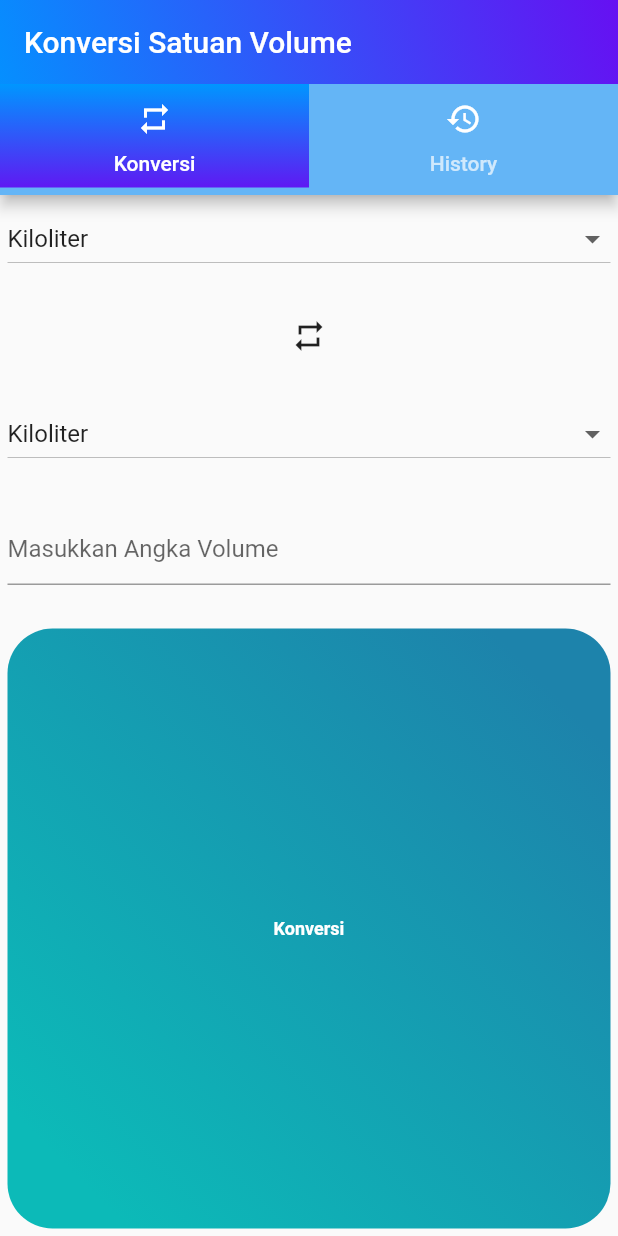
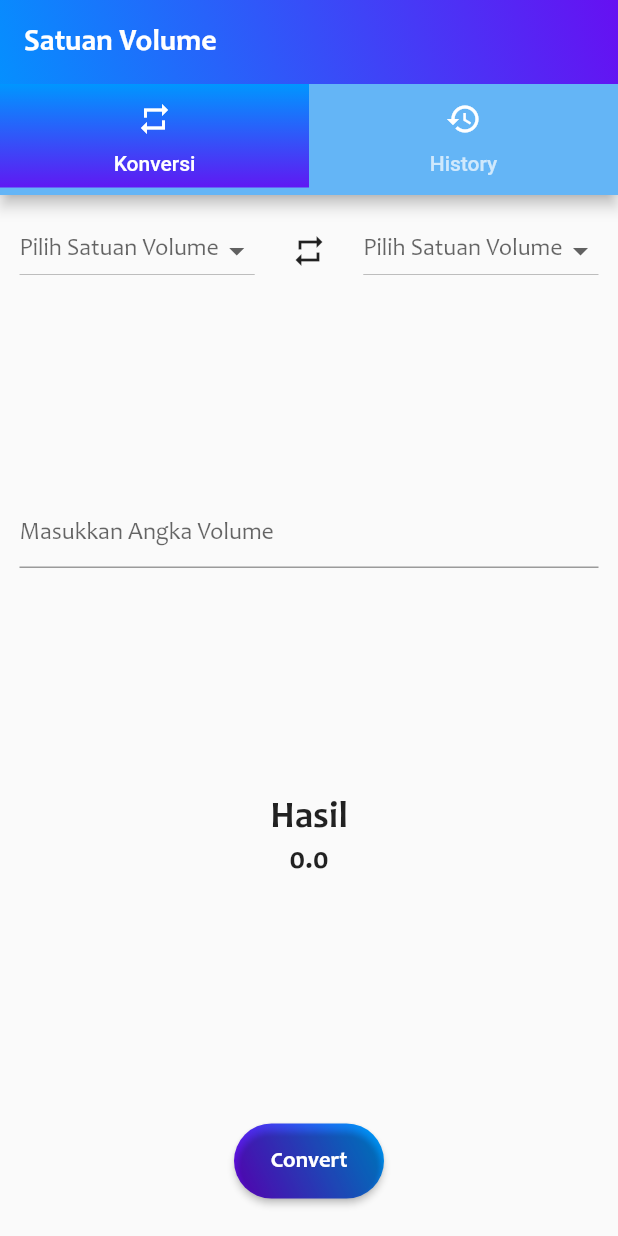
Before and after one commit to chafidhoturrochimah/flutter_kuis_konversisatuanvolume, a Flutter app: the screen it shows after launch, on a phone screen of 412 x 824 dp. Run offline on Flutter 3.47's test engine with Material 2 defaults, Android fonts, the phone set to English and light mode, and no system bars; Roboto replaces fonts that are missing (Righteous).

Commit message:
UI DAN KONVERSI

```diff
--- /dev/null
+++ b/lib/Convert.dart
@@ -0,0 +1,53 @@
+import 'package:flutter/material.dart';
+
+class Convert extends StatelessWidget {
+  const Convert({
+    Key key, @required this.konvertHandler,
+  }) : super(key: key);
+
+  final Function konvertHandler;
+
+  @override
+  Widget build(BuildContext context) {
+    return Center(
+      child: Container(
+        margin: EdgeInsets.all(20),
+        width: 100.0,
+        height: 50.0,
+        decoration: BoxDecoration(
+          borderRadius: BorderRadius.circular(50.0),
+          gradient: LinearGradient(
+            // Where the linear gradient begins and ends
+            begin: Alignment.topRight,
+            end: Alignment.bottomLeft,
+            // Add one stop for each color. Stops should increase from 0 to 1
+            stops: [0.1, 0.9],
+            colors: [
+            // Colors are easy thanks to Flutter's Colors class.
+              Color(0xff0096ff),
+              Color(0xff6610f2),
+            ],
+          ),
+        ),
+        // ignore: deprecated_member_use
+        child: RaisedButton(
+          child: Text(
+            'Convert',
+            style: TextStyle(
+              fontSize: 15.0,
+              fontFamily: 'CandaraBold',
+            ),
+          ),
+          textColor: Colors.white,
+          color: Colors.transparent,
+          shape: RoundedRectangleBorder(
+            borderRadius: BorderRadius.circular(30.0)
+          ),
+          onPressed: () {
+
+          },
+        ),
+      ),
+    );
+  }
+}
--- /dev/null
+++ b/lib/Input.dart
@@ -0,0 +1,37 @@
+import 'package:flutter/material.dart';
+import 'package:flutter/services.dart';
+
+class Input extends StatelessWidget {
+  const Input({
+    Key key,
+    @required this.inputController,
+  }) : super(key: key);
+
+  final TextEditingController inputController;
+
+  @override
+  Widget build(BuildContext context) {
+    return Container(
+      margin: EdgeInsets.all(8),
+      child: Column(
+        mainAxisAlignment: MainAxisAlignment.spaceBetween,
+        children: [
+          TextFormField(
+            decoration:
+            InputDecoration(
+              hintText: "Masukkan Angka Volume",
+              hintStyle: TextStyle(
+                fontFamily: 'Candara'
+              )
+            ),
+            inputFormatters: [
+              FilteringTextInputFormatter.digitsOnly
+            ],
+            controller: inputController,
+            keyboardType: TextInputType.number,
+          ),
+        ],
+      ),
+    );
+  }
+}
--- /dev/null
+++ b/lib/Result.dart
@@ -0,0 +1,41 @@
+import 'package:flutter/material.dart';
+
+//mengubah Result.dart sehingga memiliki tampilan dan hanya menerima 1 variabel.
+class Result extends StatelessWidget {
+  const Result({
+    Key key,
+    @required this.result,
+  }) : super(key: key);
+
+  final double result;
+
+  @override
+  Widget build(BuildContext context) {
+    return Container(
+      margin: EdgeInsets.only(top: 20, bottom: 20),
+      child: Column(
+        mainAxisAlignment: MainAxisAlignment.center,
+        children: [
+          Center(
+            child: Text(
+              "Hasil",
+              style: TextStyle(
+                fontSize: 25,
+                fontFamily: 'CandaraBold',
+              ),
+            ),
+          ),
+          Center(
+            child: Text(
+              result.toStringAsFixed(1),
+              style: TextStyle(
+                fontSize: 20,
+                fontFamily: 'CandaraBold',
+              ),
+            ),
+          )
+        ],
+      ),
+    );
+  }
+}
--- a/lib/main.dart
+++ b/lib/main.dart
@@ -1,5 +1,8 @@
 import 'package:flutter/material.dart';
-import 'package:flutter/services.dart';
+import 'Convert.dart';
+import 'Input.dart';
+import 'Result.dart';
+import 'RiwayatKonversi.dart';
 
 void main() {
   runApp(MyApp());
@@ -16,16 +19,22 @@ class _MyAppState extends State<MyApp> {
 
   //variabel berubah
   double _inputUser = 0;
-  double _kiloliter = 0;
-  double _liter = 0;
-  double _mililiter = 0;
+  double _kl = 0;
+  double _hl = 0;
+  double _dal = 0;
+  double _l = 0;
+  double _dl = 0;
+  double _cl = 0;
+  double _ml = 0;
 
   //mengeset nilai pada dropdown
-  String _newValue = "Kiloliter";
+  String _newValueNaik;
+  String _newValueTurun;
   double _result = 0;
 
   //buat list
-  var listItem = {"Kiloliter", "Liter", "Mililiter"};
+  var listNaik = {"Kl", "Hl", "Dal","L", "Dl", "Cl","Ml"};
+  var listTurun = {"Kl", "Hl", "Dal","L", "Dl", "Cl","Ml"};
 
   //variable bertipe List<String> (prak 2)
   // ignore: deprecated_member_use
@@ -36,11 +45,105 @@ class _MyAppState extends State<MyApp> {
   void konversiVolume() {
     setState(() {
       _inputUser = double.parse(inputController.text);
-      if (_newValue == "Kiloliter")
-        _result = _inputUser + 273;
-      else
-        _result = (4 / 5) * _inputUser;
-      listViewItem.add("$_newValue : $_result");
+      if (_newValueNaik == "Kl" && _newValueTurun == "Kl")
+        _result = _inputUser;
+      else if (_newValueNaik == "Kl" && _newValueTurun == "Hl")
+        _result = _inputUser * 10 ;
+      else if (_newValueNaik == "Kl" && _newValueTurun == "Dal")
+        _result = _inputUser * 10 ;
+      else if (_newValueNaik == "Kl" && _newValueTurun == "L")
+        _result = _inputUser * 10 ;
+      else if (_newValueNaik == "Kl" && _newValueTurun == "Dl")
+        _result = _inputUser * 10 ;
+      else if (_newValueNaik == "Kl" && _newValueTurun == "Cl")
+        _result = _inputUser * 10 ;
+      else if (_newValueNaik == "Kl" && _newValueTurun == "Ml")
+        _result = _inputUser * 10 ;
+      else if (_newValueNaik == "Hl" && _newValueTurun == "Kl")
+        _result = _inputUser / 10 ;
+      else if (_newValueNaik == "Hl" && _newValueTurun == "Hl")
+        _result = _inputUser;
+      else if (_newValueNaik == "Hl" && _newValueTurun == "Dal")
+        _result = _inputUser * 10 ;
+      else if (_newValueNaik == "Hl" && _newValueTurun == "L")
+        _result = _inputUser * 10 ;
+      else if (_newValueNaik == "Hl" && _newValueTurun == "Dl")
+        _result = _inputUser * 10 ;
+      else if (_newValueNaik == "Hl" && _newValueTurun == "Cl")
+        _result = _inputUser * 10 ;
+      else if (_newValueNaik == "Hl" && _newValueTurun == "Ml")
+        _result = _inputUser * 10 ;
+      else if (_newValueNaik == "Dal" && _newValueTurun == "Kl")
+        _result = _inputUser / 10 ;
+      else if (_newValueNaik == "Dal" && _newValueTurun == "Hl")
+        _result = _inputUser / 10 ;
+      else if (_newValueNaik == "Dal" && _newValueTurun == "Dal")
+        _result = _inputUser;
+      else if (_newValueNaik == "Dal" && _newValueTurun == "L")
+        _result = _inputUser * 10 ;
+      else if (_newValueNaik == "Dal" && _newValueTurun == "Dl")
+        _result = _inputUser * 10 ;
+      else if (_newValueNaik == "Dal" && _newValueTurun == "Cl")
+        _result = _inputUser * 10 ;
+      else if (_newValueNaik == "Dal" && _newValueTurun == "Ml")
+        _result = _inputUser * 10 ;
+      else if (_newValueNaik == "L" && _newValueTurun == "Kl")
+        _result = _inputUser / 10 ;
+      else if (_newValueNaik == "L" && _newValueTurun == "Hl")
+        _result = _inputUser / 10 ;
+      else if (_newValueNaik == "L" && _newValueTurun == "Dal")
+        _result = _inputUser / 10 ;
+      else if (_newValueNaik == "L" && _newValueTurun == "L")
+        _result = _inputUser;
+      else if (_newValueNaik == "L" && _newValueTurun == "Dl")
+        _result = _inputUser * 10 ;
+      else if (_newValueNaik == "L" && _newValueTurun == "Cl")
+        _result = _inputUser * 10 ;
+      else if (_newValueNaik == "L" && _newValueTurun == "Ml")
+        _result = _inputUser * 10 ;
+      else if (_newValueNaik == "Dl" && _newValueTurun == "Kl")
+        _result = _inputUser / 10 ;
+      else if (_newValueNaik == "Dl" && _newValueTurun == "Hl")
+        _result = _inputUser / 10 ;
+      else if (_newValueNaik == "Dl" && _newValueTurun == "Dal")
+        _result = _inputUser / 10 ;
+      else if (_newValueNaik == "Dl" && _newValueTurun == "L")
+        _result = _inputUser / 10;
+      else if (_newValueNaik == "Dl" && _newValueTurun == "Dl")
+        _result = _inputUser;
+      else if (_newValueNaik == "Dl" && _newValueTurun == "Cl")
+        _result = _inputUser * 10 ;
+      else if (_newValueNaik == "Dl" && _newValueTurun == "Ml")
+        _result = _inputUser * 10 ;
+      else if (_newValueNaik == "Cl" && _newValueTurun == "Kl")
+        _result = _inputUser / 10 ;
+      else if (_newValueNaik == "Cl" && _newValueTurun == "Hl")
+        _result = _inputUser / 10 ;
+      else if (_newValueNaik == "Cl" && _newValueTurun == "Dal")
+        _result = _inputUser / 10 ;
+      else if (_newValueNaik == "Cl" && _newValueTurun == "L")
+        _result = _inputUser / 10;
+      else if (_newValueNaik == "Cl" && _newValueTurun == "Dl")
+        _result = _inputUser / 10;
+      else if (_newValueNaik == "Cl" && _newValueTurun == "Cl")
+        _result = _inputUser;
+      else if (_newValueNaik == "Cl" && _newValueTurun == "Ml")
+        _result = _inputUser * 10 ;
+      else if (_newValueNaik == "Ml" && _newValueTurun == "Kl")
+        _result = _inputUser / 10 ;
+      else if (_newValueNaik == "Ml" && _newValueTurun == "Hl")
+        _result = _inputUser / 10 ;
+      else if (_newValueNaik == "Ml" && _newValueTurun == "Dal")
+        _result = _inputUser / 10 ;
+      else if (_newValueNaik == "Ml" && _newValueTurun == "L")
+        _result = _inputUser / 10;
+      else if (_newValueNaik == "Ml" && _newValueTurun == "Dl")
+        _result = _inputUser / 10;
+      else if (_newValueNaik == "Ml" && _newValueTurun == "Cl")
+        _result = _inputUser / 10;
+      else if (_newValueNaik == "Ml" && _newValueTurun == "Ml")
+        _result = _inputUser;
+      //listViewItem.add("$_newValue : $_result");
     });
   }
 
@@ -73,8 +176,11 @@ class _MyAppState extends State<MyApp> {
         child: Scaffold(
           appBar: AppBar(
             title: Text(
-              "Konversi Satuan Volume",
-              style: TextStyle(color: Colors.white),
+              "Satuan Volume",
+              style: TextStyle(
+                color: Colors.white,
+                fontFamily: 'CandaraBold',
+              ),
             ),
             flexibleSpace: Container(
               decoration: BoxDecoration(
@@ -87,6 +193,7 @@ class _MyAppState extends State<MyApp> {
                 preferredSize: Size.fromHeight(myTabBar.preferredSize.height),
                 child: Container(color: Colors.blue[300], child: myTabBar)),
           ),
+
           body: TabBarView(
             children: <Widget>[
               //konversi
@@ -95,100 +202,95 @@ class _MyAppState extends State<MyApp> {
                   child: Column(
                     crossAxisAlignment: CrossAxisAlignment.start,
                     mainAxisAlignment: MainAxisAlignment.spaceBetween,
-                    mainAxisSize: MainAxisSize.max,
                     children: [
-                      DropdownButton<String>(
-                        items: listItem.map((String value) {
-                          return DropdownMenuItem<String>(
+                      Container(
+                        margin: EdgeInsets.all(8),
+                        child: Row(
+                          mainAxisAlignment: MainAxisAlignment.spaceBetween,
+                          children: <Widget> [
+                            //pilih
+                            Container(
+                              child: DropdownButton(
+                                hint: Text(
+                                  "Pilih Satuan Volume",
+                                  style: TextStyle(
+                                    fontFamily: 'Candara',
+                                  ),
+                                ),
+                                value: _newValueNaik,
+                                items: listNaik.map((value) {
+                                  return DropdownMenuItem(
+                                    child: Text(
+                                      value,
+                                      style: TextStyle(
+                                        fontFamily: 'Candara',
+                                      ),
+                                    ),
                                     value: value,
-                            child: Text(value),
                                   );
                                 }).toList(),
-                        value: _newValue,
-                        onChanged: dropdownOnChanged,
-                        isExpanded: true,
-                      ),
-                      Center(
-                        child: Icon(Icons.repeat),
+                                onChanged: (String changeValue) {
+                                  setState(() {
+                                    _newValueNaik = changeValue;
+                                  });
+                                },
                               ),
 
-                      DropdownButton<String>(
-                        items: listItem.map((String value) {
-                          return DropdownMenuItem<String>(
+                            ),
+
+                            Center(child: Icon(Icons.repeat)),
+
+                            Container(
+                              child: DropdownButton(
+                                hint: Text(
+                                  "Pilih Satuan Volume",
+                                  style: TextStyle(
+                                    fontFamily: 'Candara',
+                                  ),
+                                ),
+                                value: _newValueTurun,
+                                items: listTurun.map((value) {
+                                  return DropdownMenuItem(
+                                    child: Text(
+                                      value,
+                                      style: TextStyle(
+                                        fontFamily: 'Candara',
+                                      ),
+                                    ),
                                     value: value,
-                            child: Text(value),
                                   );
                                 }).toList(),
-                        value: _newValue,
-                        onChanged: dropdownOnChanged,
-                        isExpanded: true,
+                                onChanged: (String changeValue) {
+                                  setState(() {
+                                    _newValueTurun = changeValue;
+                                  });
+                                },
                               ),
-
-                      Container(
-                          child: TextFormField(
-                          decoration:
-                            InputDecoration(hintText: "Masukkan Angka Volume"),
-                          inputFormatters: [
-                          FilteringTextInputFormatter.digitsOnly
-                        ] ,
-                        controller: inputController,
-                        keyboardType: TextInputType.number,
-                      )),
-
-                      Center(
-                        child: Container(
-                          width: 900.0,
-                          height: 400.0,
-                        decoration: BoxDecoration(
-                          borderRadius: BorderRadius.circular(30.0),
-                          gradient: LinearGradient(
-                            // Where the linear gradient begins and ends
-                            begin: Alignment.topRight,
-                            end: Alignment.bottomLeft,
-                            // Add one stop for each color. Stops should increase from 0 to 1
-                            stops: [0.1, 0.9],
-                            colors: [
-                              // Colors are easy thanks to Flutter's Colors class.
-                              Color(0xff1d83ab),
-                              Color(0xff0cbab8),
+                            ),
                           ],
                         ),
                       ),
-                        // ignore: deprecated_member_use
-                        child: FlatButton(
-                          child: Text(
-                            'Konversi',
-                            style: TextStyle(
-                              fontSize: 12.0,
-                              fontFamily: 'Righteous',
-                              fontWeight: FontWeight.w600,
+
+                      //input
+                      Input(inputController: inputController),
+
+                      //hasil
+                      Result(result: _result,),
+
+                      //button
+                      Convert(
+                        konvertHandler: konversiVolume,
                       ),
-                          ),
-                          textColor: Colors.white,
-                          color: Colors.transparent,
-                          shape: RoundedRectangleBorder(
-                              borderRadius: BorderRadius.circular(30.0)),
-                          onPressed: () {},
-                        ),
-                      ),
-                      )],
+                    ],
                   )),
 
 
               //history
-              Center(
-                child: Text("History"),
-              ),
+              RiwayatKonversi(listViewItem: listViewItem),
             ],
           ),
         ),
       ),
     );
   }
-
-  void dropdownOnChanged(String changeValue) {
-    setState(() {
-      _newValue = changeValue;
-    });
 }
-}
```
Also changed, not shown: lib/RiwayatKonversi.dart (added, +29 -0 lines), pubspec.yaml (+20 -13 lines), assets/fonts/Candara.ttf (added), assets/fonts/Candara_Bold.ttf (added). Lines whose indentation alone changed are shown as unchanged.
